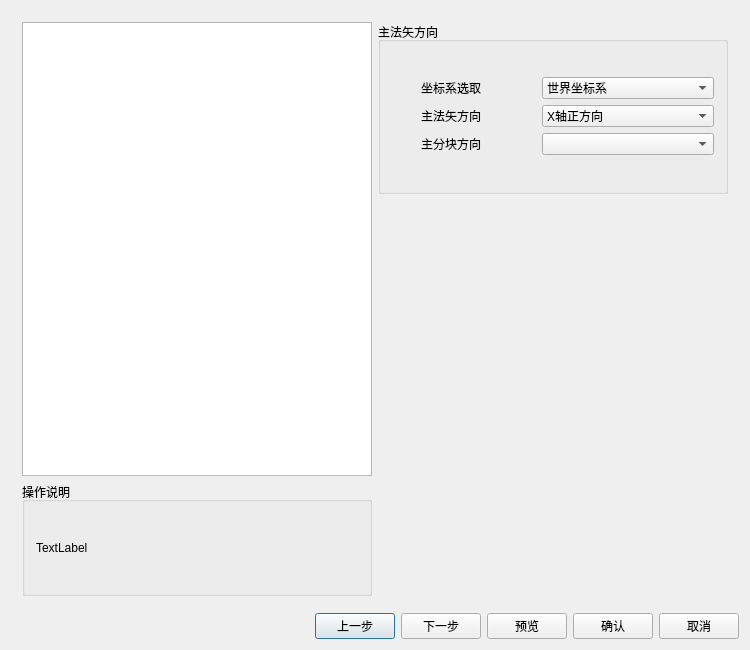
First picture: the form in include/cursePart.ui, repository offline-programming-software/offline-programming, before the edit.
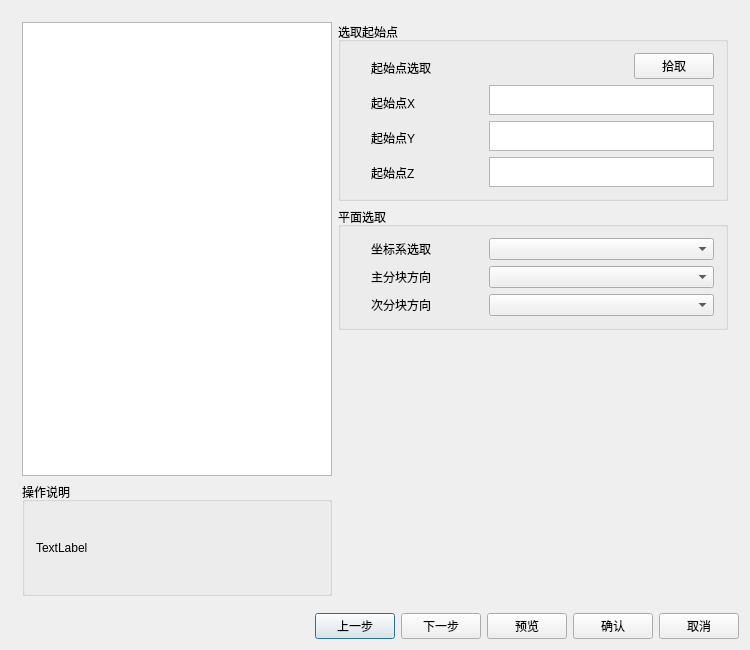
Second picture: the form after the edit. The open tabs and pages were chosen to show the change.

What changed in the file:
```diff
--- a/include/cursePart.ui
+++ b/include/cursePart.ui
@@ -84,10 +84,10 @@
    <item row="0" column="0" colspan="2">
     <widget class="QStackedWidget" name="stackedWidget">
      <property name="currentIndex">
-      <number>2</number>
+      <number>0</number>
      </property>
      <widget class="QWidget" name="page">
-      <layout class="QGridLayout" name="gridLayout_2" columnstretch="1,1">
+      <layout class="QGridLayout" name="gridLayout_17" columnstretch="1,1">
        <item row="0" column="0">
         <layout class="QVBoxLayout" name="verticalLayout" stretch="8,2">
          <item>
@@ -116,14 +116,16 @@
         </layout>
        </item>
        <item row="0" column="1">
-        <layout class="QVBoxLayout" name="verticalLayout_3" stretch="3,7">
+        <layout class="QVBoxLayout" name="verticalLayout_19">
          <item>
           <widget class="QGroupBox" name="groupBox">
            <property name="title">
             <string>机器人选取</string>
            </property>
-           <layout class="QGridLayout" name="gridLayout">
+           <layout class="QGridLayout" name="gridLayout_8">
             <item row="0" column="0">
+             <layout class="QVBoxLayout" name="verticalLayout_18" stretch="1,1,1,1">
+              <item>
              <layout class="QHBoxLayout" name="horizontalLayout_10" stretch="1,4,2,8,1">
               <item>
                <spacer name="horizontalSpacer_6">
@@ -176,37 +178,114 @@
               </item>
              </layout>
             </item>
-            <item row="1" column="0">
+              <item>
              <widget class="QCheckBox" name="checkBox">
               <property name="text">
                <string>是否联动</string>
               </property>
              </widget>
             </item>
-            <item row="2" column="0">
-             <layout class="QHBoxLayout" name="horizontalLayout_16" stretch="1,6,2,6,1">
               <item>
-               <spacer name="horizontalSpacer_13">
+               <layout class="QHBoxLayout" name="horizontalLayout_3">
+                <item>
+                 <spacer name="horizontalSpacer_2">
                 <property name="orientation">
                  <enum>Qt::Horizontal</enum>
                 </property>
                 <property name="sizeHint" stdset="0">
                  <size>
-                  <width>40</width>
+                    <width>13</width>
                   <height>20</height>
                  </size>
                 </property>
                </spacer>
               </item>
               <item>
-               <widget class="QLabel" name="label_2">
+                 <widget class="QLabel" name="label_26">
                 <property name="text">
                  <string>联动方向</string>
                 </property>
                </widget>
               </item>
               <item>
-               <spacer name="horizontalSpacer_14">
+                 <spacer name="horizontalSpacer_17">
+                  <property name="orientation">
+                   <enum>Qt::Horizontal</enum>
+                  </property>
+                  <property name="sizeHint" stdset="0">
+                   <size>
+                    <width>13</width>
+                    <height>20</height>
+                   </size>
+                  </property>
+                 </spacer>
+                </item>
+                <item>
+                 <widget class="QCheckBox" name="checkBox_3">
+                  <property name="text">
+                   <string>E1</string>
+                  </property>
+                 </widget>
+                </item>
+                <item>
+                 <spacer name="horizontalSpacer_18">
+                  <property name="orientation">
+                   <enum>Qt::Horizontal</enum>
+                  </property>
+                  <property name="sizeHint" stdset="0">
+                   <size>
+                    <width>13</width>
+                    <height>20</height>
+                   </size>
+                  </property>
+                 </spacer>
+                </item>
+                <item>
+                 <widget class="QCheckBox" name="checkBox_4">
+                  <property name="text">
+                   <string>E2</string>
+                  </property>
+                 </widget>
+                </item>
+                <item>
+                 <spacer name="horizontalSpacer_19">
+                  <property name="orientation">
+                   <enum>Qt::Horizontal</enum>
+                  </property>
+                  <property name="sizeHint" stdset="0">
+                   <size>
+                    <width>13</width>
+                    <height>20</height>
+                   </size>
+                  </property>
+                 </spacer>
+                </item>
+                <item>
+                 <widget class="QCheckBox" name="checkBox_5">
+                  <property name="text">
+                   <string>E3</string>
+                  </property>
+                 </widget>
+                </item>
+                <item>
+                 <spacer name="horizontalSpacer_20">
+                  <property name="orientation">
+                   <enum>Qt::Horizontal</enum>
+                  </property>
+                  <property name="sizeHint" stdset="0">
+                   <size>
+                    <width>13</width>
+                    <height>20</height>
+                   </size>
+                  </property>
+                 </spacer>
+                </item>
+               </layout>
+              </item>
+              <item>
+               <layout class="QHBoxLayout" name="horizontalLayout_12" stretch="1,4,2,6,2">
+                <item>
+                 <spacer name="horizontalSpacer_21">
                 <property name="orientation">
                  <enum>Qt::Horizontal</enum>
                 </property>
@@ -219,7 +298,11 @@
                </spacer>
               </item>
               <item>
-               <widget class="QComboBox" name="comboBox_2"/>
+                 <widget class="QLabel" name="label_29">
+                  <property name="text">
+                   <string>喷涂速度</string>
+                  </property>
+                 </widget>
               </item>
               <item>
                <spacer name="horizontalSpacer_15">
@@ -234,6 +317,99 @@
                 </property>
                </spacer>
               </item>
+                <item>
+                 <widget class="QTextEdit" name="textEdit_9">
+                  <property name="minimumSize">
+                   <size>
+                    <width>0</width>
+                    <height>30</height>
+                   </size>
+                  </property>
+                  <property name="maximumSize">
+                   <size>
+                    <width>16777215</width>
+                    <height>30</height>
+                   </size>
+                  </property>
+                 </widget>
+                </item>
+                <item>
+                 <widget class="QLabel" name="label_30">
+                  <property name="text">
+                   <string>mm/s</string>
+                  </property>
+                 </widget>
+                </item>
+               </layout>
+              </item>
+             </layout>
+            </item>
+           </layout>
+          </widget>
+         </item>
+         <item>
+          <widget class="QGroupBox" name="groupBox_11">
+           <property name="title">
+            <string>方向选取</string>
+           </property>
+           <layout class="QGridLayout" name="gridLayout" columnstretch="4,6">
+            <item row="0" column="0">
+             <layout class="QVBoxLayout" name="verticalLayout_2">
+              <item>
+               <widget class="QLabel" name="label_3">
+                <property name="text">
+                 <string>坐标系选取</string>
+                </property>
+               </widget>
+              </item>
+              <item>
+               <widget class="QLabel" name="label_4">
+                <property name="text">
+                 <string>主法矢方向</string>
+                </property>
+               </widget>
+              </item>
+             </layout>
+            </item>
+            <item row="0" column="1">
+             <layout class="QVBoxLayout" name="verticalLayout_3">
+              <item>
+               <widget class="QComboBox" name="comboBox_3"/>
+              </item>
+              <item>
+               <widget class="QComboBox" name="comboBox_4">
+                <item>
+                 <property name="text">
+                  <string>X轴正方向</string>
+                 </property>
+                </item>
+                <item>
+                 <property name="text">
+                  <string>X轴负方向</string>
+                 </property>
+                </item>
+                <item>
+                 <property name="text">
+                  <string>Y轴正方向</string>
+                 </property>
+                </item>
+                <item>
+                 <property name="text">
+                  <string>Y轴负方向</string>
+                 </property>
+                </item>
+                <item>
+                 <property name="text">
+                  <string>Z轴正方向</string>
+                 </property>
+                </item>
+                <item>
+                 <property name="text">
+                  <string>Z轴负方向</string>
+                 </property>
+                </item>
+               </widget>
+              </item>
              </layout>
             </item>
            </layout>
@@ -244,7 +420,10 @@
            <property name="title">
             <string>曲面选取</string>
            </property>
-           <layout class="QGridLayout" name="gridLayout_7">
+           <layout class="QGridLayout" name="gridLayout_7" rowminimumheight="1,1">
+            <item row="0" column="0">
+             <widget class="QListView" name="listView"/>
+            </item>
             <item row="1" column="0">
              <layout class="QHBoxLayout" name="horizontalLayout_9">
               <item>
@@ -270,9 +449,6 @@
               </item>
              </layout>
             </item>
-            <item row="0" column="0">
-             <widget class="QListView" name="listView"/>
-            </item>
            </layout>
           </widget>
          </item>
@@ -281,8 +457,8 @@
       </layout>
      </widget>
      <widget class="QWidget" name="page_2">
-      <layout class="QHBoxLayout" name="horizontalLayout_4" stretch="1,1">
-       <item>
+      <layout class="QGridLayout" name="gridLayout_16">
+       <item row="0" column="0" rowspan="3">
         <layout class="QVBoxLayout" name="verticalLayout_6" stretch="8,2">
          <item>
           <widget class="QGraphicsView" name="graphicsView_2">
@@ -309,17 +485,15 @@
          </item>
         </layout>
        </item>
-       <item>
-        <layout class="QVBoxLayout" name="verticalLayout_7" stretch="3,7">
+       <item row="0" column="1">
+        <layout class="QVBoxLayout" name="verticalLayout_17">
          <item>
           <widget class="QGroupBox" name="groupBox_3">
            <property name="title">
-            <string>主法矢方向</string>
+            <string>选取起始点</string>
            </property>
-           <layout class="QGridLayout" name="gridLayout_8">
+           <layout class="QGridLayout" name="gridLayout_15" columnstretch="1,6,12">
             <item row="0" column="0">
-             <layout class="QHBoxLayout" name="horizontalLayout_3" stretch="1,4,6">
-              <item>
                <spacer name="horizontalSpacer_11">
                 <property name="orientation">
                  <enum>Qt::Horizontal</enum>
@@ -332,22 +506,134 @@
                 </property>
                </spacer>
               </item>
+            <item row="0" column="1">
+             <layout class="QVBoxLayout" name="verticalLayout_20">
               <item>
-               <layout class="QVBoxLayout" name="verticalLayout_2">
+               <widget class="QLabel" name="label_23">
+                <property name="text">
+                 <string>起始点选取</string>
+                </property>
+               </widget>
+              </item>
                 <item>
-                 <widget class="QLabel" name="label_3">
+               <widget class="QLabel" name="label_2">
+                <property name="text">
+                 <string>起始点X</string>
+                </property>
+               </widget>
+              </item>
+              <item>
+               <widget class="QLabel" name="label_27">
+                <property name="text">
+                 <string>起始点Y</string>
+                </property>
+               </widget>
+              </item>
+              <item>
+               <widget class="QLabel" name="label_28">
+                <property name="text">
+                 <string>起始点Z</string>
+                </property>
+               </widget>
+              </item>
+             </layout>
+            </item>
+            <item row="0" column="2">
+             <layout class="QVBoxLayout" name="verticalLayout_21">
+              <item>
+               <layout class="QHBoxLayout" name="horizontalLayout_4">
+                <item>
+                 <spacer name="horizontalSpacer_14">
+                  <property name="orientation">
+                   <enum>Qt::Horizontal</enum>
+                  </property>
+                  <property name="sizeHint" stdset="0">
+                   <size>
+                    <width>40</width>
+                    <height>20</height>
+                   </size>
+                  </property>
+                 </spacer>
+                </item>
+                <item>
+                 <widget class="QPushButton" name="pushButton">
+                  <property name="text">
+                   <string>拾取</string>
+                  </property>
+                 </widget>
+                </item>
+               </layout>
+              </item>
+              <item>
+               <widget class="QTextEdit" name="textEdit_6">
+                <property name="minimumSize">
+                 <size>
+                  <width>0</width>
+                  <height>30</height>
+                 </size>
+                </property>
+                <property name="maximumSize">
+                 <size>
+                  <width>16777215</width>
+                  <height>30</height>
+                 </size>
+                </property>
+               </widget>
+              </item>
+              <item>
+               <widget class="QTextEdit" name="textEdit_7">
+                <property name="minimumSize">
+                 <size>
+                  <width>0</width>
+                  <height>30</height>
+                 </size>
+                </property>
+                <property name="maximumSize">
+                 <size>
+                  <width>16777215</width>
+                  <height>30</height>
+                 </size>
+                </property>
+               </widget>
+              </item>
+              <item>
+               <widget class="QTextEdit" name="textEdit_8">
+                <property name="minimumSize">
+                 <size>
+                  <width>0</width>
+                  <height>30</height>
+                 </size>
+                </property>
+                <property name="maximumSize">
+                 <size>
+                  <width>16777215</width>
+                  <height>30</height>
+                 </size>
+                </property>
+               </widget>
+              </item>
+             </layout>
+            </item>
+           </layout>
+          </widget>
+         </item>
+        </layout>
+       </item>
+       <item row="1" column="1">
+        <widget class="QGroupBox" name="groupBox_12">
+         <property name="title">
+          <string>平面选取</string>
+         </property>
+         <layout class="QGridLayout" name="gridLayout_2" columnstretch="1,6,12">
+          <item row="0" column="1">
+           <layout class="QVBoxLayout" name="verticalLayout_5">
+            <item>
+             <widget class="QLabel" name="label_24">
                   <property name="text">
                    <string>坐标系选取</string>
                   </property>
                  </widget>
                 </item>
-                <item>
-                 <widget class="QLabel" name="label_4">
-                  <property name="text">
-                   <string>主法矢方向</string>
-                  </property>
-                 </widget>
-                </item>
                 <item>
                  <widget class="QLabel" name="label_5">
                   <property name="text">
@@ -355,77 +641,56 @@
                   </property>
                  </widget>
                 </item>
-               </layout>
-              </item>
-              <item>
-               <layout class="QVBoxLayout" name="verticalLayout_5">
-                <item>
-                 <widget class="QComboBox" name="comboBox_3">
-                  <item>
-                   <property name="text">
-                    <string>世界坐标系</string>
-                   </property>
-                  </item>
-                 </widget>
-                </item>
-                <item>
-                 <widget class="QComboBox" name="comboBox_4">
-                  <item>
-                   <property name="text">
-                    <string>X轴正方向</string>
-                   </property>
-                  </item>
-                  <item>
-                   <property name="text">
-                    <string>X轴负方向</string>
-                   </property>
-                  </item>
-                  <item>
-                   <property name="text">
-                    <string>Y轴正方向</string>
-                   </property>
-                  </item>
-                  <item>
-                   <property name="text">
-                    <string>Y轴负方向</string>
-                   </property>
-                  </item>
-                  <item>
-                   <property name="text">
-                    <string>Z轴正方向</string>
-                   </property>
-                  </item>
-                  <item>
-                   <property name="text">
-                    <string>Z轴负方向</string>
-                   </property>
-                  </item>
-                 </widget>
-                </item>
+            <item>
+             <widget class="QLabel" name="label_25">
+              <property name="text">
+               <string>次分块方向</string>
+              </property>
+             </widget>
+            </item>
+           </layout>
+          </item>
+          <item row="0" column="2">
+           <layout class="QVBoxLayout" name="verticalLayout_7">
                 <item>
                  <widget class="QComboBox" name="comboBox_5"/>
                 </item>
-               </layout>
-              </item>
-             </layout>
-            </item>
+            <item>
+             <widget class="QComboBox" name="comboBox_6"/>
+            </item>
+            <item>
+             <widget class="QComboBox" name="comboBox_7"/>
+            </item>
+           </layout>
+          </item>
+          <item row="0" column="0">
+           <spacer name="horizontalSpacer_13">
+            <property name="orientation">
+             <enum>Qt::Horizontal</enum>
+            </property>
+            <property name="sizeHint" stdset="0">
+             <size>
+              <width>40</width>
+              <height>20</height>
+             </size>
+            </property>
+           </spacer>
+          </item>
            </layout>
           </widget>
          </item>
-         <item>
+       <item row="2" column="1">
           <spacer name="verticalSpacer">
            <property name="orientation">
             <enum>Qt::Vertical</enum>
            </property>
            <property name="sizeHint" stdset="0">
             <size>
-             <width>20</width>
-             <height>40</height>
+           <width>17</width>
+           <height>404</height>
             </size>
            </property>
           </spacer>
-         </item>
-        </layout>
        </item>
       </layout>
      </widget>
```
Lines whose indentation alone changed are shown as unchanged.
